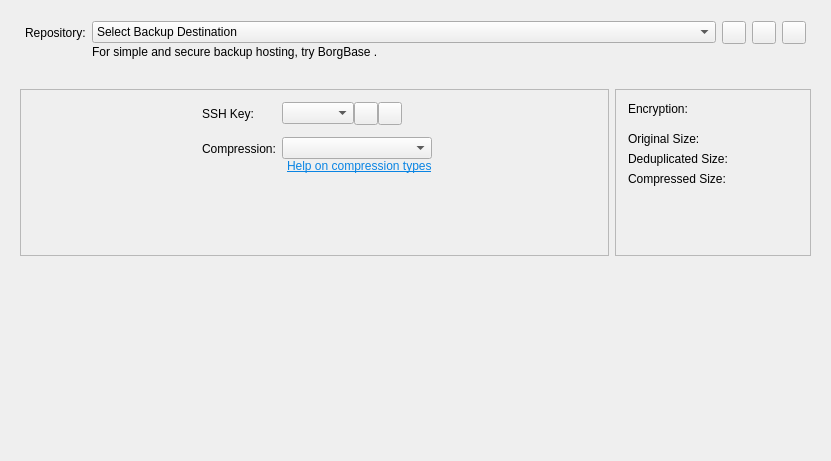
Qt form src/vorta/assets/UI/repo_tab.ui (borgbase/vorta) before a commit.
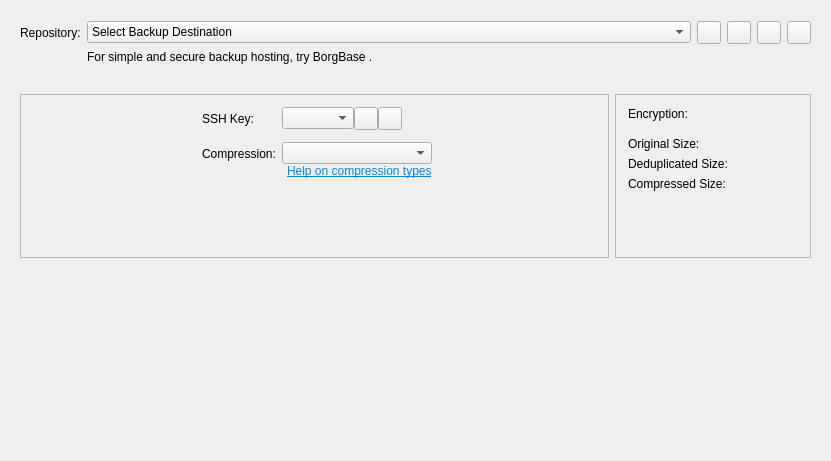
The same form after that commit.

What changed in the file:
```diff
--- a/src/vorta/assets/UI/repo_tab.ui
+++ b/src/vorta/assets/UI/repo_tab.ui
@@ -40,13 +40,9 @@
      <property name="frameShadow">
       <enum>QFrame::Raised</enum>
      </property>
-     <layout class="QFormLayout" name="formLayout_2">
-      <property name="leftMargin">
-       <number>14</number>
-      </property>
-      <property name="rightMargin">
-       <number>14</number>
-      </property>
+     <layout class="QHBoxLayout" name="horizontalLayout">
+      <item>
+       <layout class="QGridLayout" name="gridLayout">
       <item row="0" column="0">
        <widget class="QLabel" name="label">
         <property name="sizePolicy">
@@ -79,34 +75,6 @@
        </widget>
       </item>
       <item row="0" column="1">
-       <layout class="QGridLayout" name="gridLayout_2" columnminimumwidth="1,0,0,0">
-        <property name="leftMargin">
-         <number>0</number>
-        </property>
-        <property name="horizontalSpacing">
-         <number>6</number>
-        </property>
-        <property name="verticalSpacing">
-         <number>1</number>
-        </property>
-        <item row="1" column="0">
-         <widget class="QLabel" name="label_2">
-          <property name="text">
-           <string>&lt;html&gt;&lt;head/&gt;&lt;body&gt;&lt;p&gt;For simple and secure backup hosting, try &lt;a href=&quot;https://www.borgbase.com/?utm_source=vorta&amp;utm_medium=app&quot;&gt;&lt;span style=&quot; text-decoration: underline; color:#0984e3;&quot;&gt;BorgBase&lt;/span&gt;&lt;/a&gt;.&lt;/p&gt;&lt;/body&gt;&lt;/html&gt;</string>
-          </property>
-          <property name="openExternalLinks">
-           <bool>true</bool>
-          </property>
-         </widget>
-        </item>
-        <item row="0" column="3">
-         <widget class="QToolButton" name="copyURLbutton">
-          <property name="toolTip">
-           <string>Copy to clipboard</string>
-          </property>
-         </widget>
-        </item>
-        <item row="0" column="0">
          <widget class="QComboBox" name="repoSelector">
           <property name="sizePolicy">
            <sizepolicy hsizetype="Expanding" vsizetype="Fixed">
@@ -134,14 +102,31 @@
          </widget>
         </item>
         <item row="0" column="2">
+         <widget class="QToolButton" name="bAddRepo">
+          <property name="text">
+           <string/>
+          </property>
+          <property name="popupMode">
+           <enum>QToolButton::InstantPopup</enum>
+          </property>
+         </widget>
+        </item>
+        <item row="0" column="3">
          <widget class="QToolButton" name="repoRemoveToolbutton">
           <property name="toolTip">
            <string>Unlink repository without deleting it.</string>
           </property>
          </widget>
         </item>
-        <item row="0" column="1">
-         <widget class="QToolButton" name="bAddRepo">
+        <item row="0" column="4">
+         <widget class="QToolButton" name="copyURLbutton">
+          <property name="toolTip">
+           <string>Copy to clipboard</string>
+          </property>
+         </widget>
+        </item>
+        <item row="0" column="5">
+         <widget class="QToolButton" name="bRepoUtil">
           <property name="text">
            <string/>
           </property>
@@ -150,6 +135,16 @@
           </property>
          </widget>
         </item>
+        <item row="1" column="1">
+         <widget class="QLabel" name="label_2">
+          <property name="text">
+           <string>&lt;html&gt;&lt;head/&gt;&lt;body&gt;&lt;p&gt;For simple and secure backup hosting, try &lt;a href=&quot;https://www.borgbase.com/?utm_source=vorta&amp;utm_medium=app&quot;&gt;&lt;span style=&quot; text-decoration: underline; color:#0984e3;&quot;&gt;BorgBase&lt;/span&gt;&lt;/a&gt;.&lt;/p&gt;&lt;/body&gt;&lt;/html&gt;</string>
+          </property>
+          <property name="openExternalLinks">
+           <bool>true</bool>
+          </property>
+         </widget>
+        </item>
        </layout>
       </item>
      </layout>
```
Lines whose indentation alone changed are shown as unchanged.
